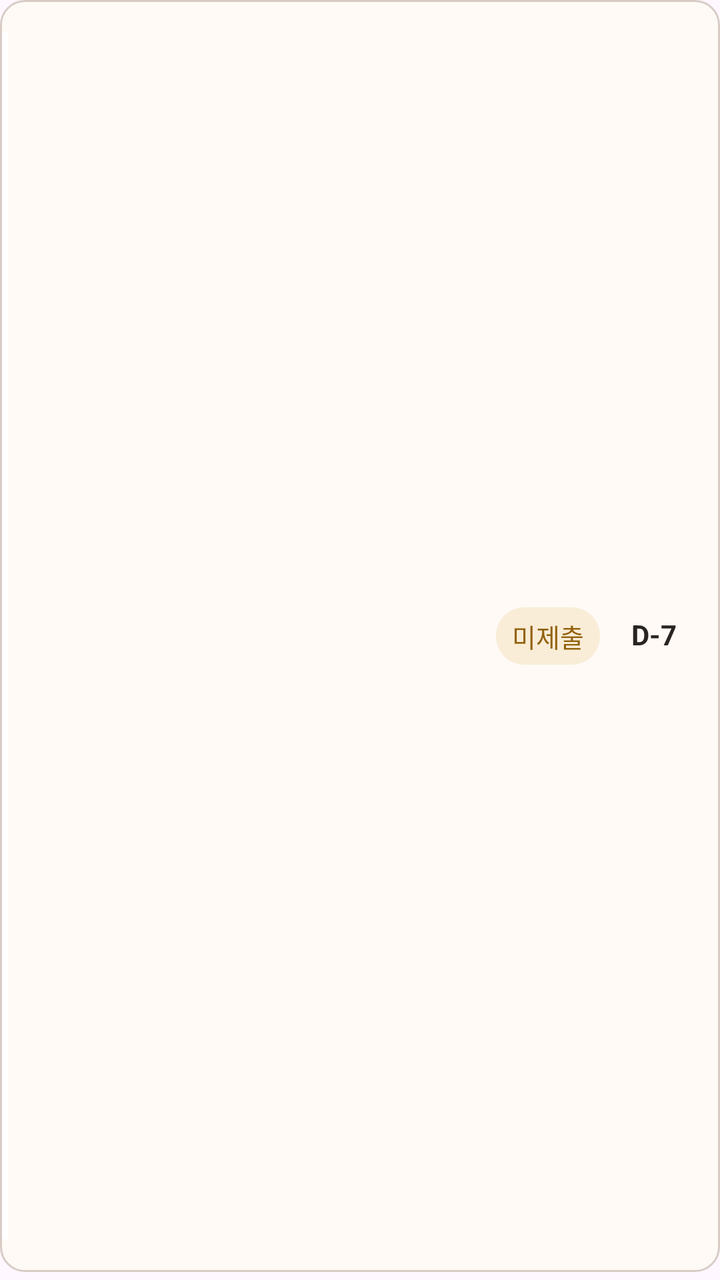
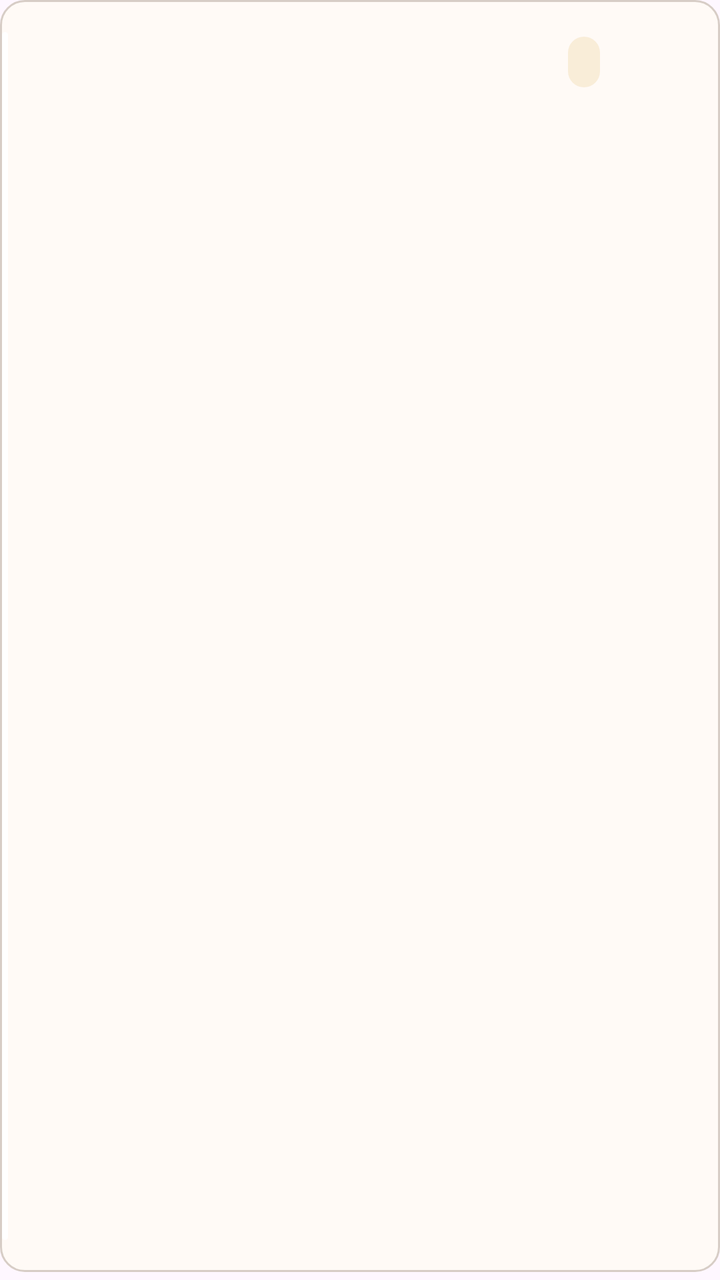

The first picture is an Android layout as it rendered before a commit; the second is the same layout after the commit. The layout source and the unified diff follow.
<!-- AndroidManifest.xml: application theme Theme.hongsi -->
<!-- res/layout/widget_deadline_row.xml -->
<?xml version='1.0' encoding='utf-8'?>
<FrameLayout xmlns:android="http://schemas.android.com/apk/res/android" android:layout_width="match_parent" android:layout_height="66dp" android:id="@+id/widget_row_root" android:paddingBottom="4dp">
  <ImageView android:layout_width="match_parent" android:layout_height="match_parent" android:id="@+id/deadline_frame" android:src="@drawable/widget_deadline_frame" android:scaleType="fitXY" android:importantForAccessibility="no" />
  <ImageView android:id="@+id/deadline_accent" android:layout_width="3dp" android:layout_height="match_parent" android:layout_marginTop="16dp" android:layout_marginBottom="16dp" android:layout_marginStart="1dp" android:src="@drawable/widget_class_accent" android:scaleType="fitXY" android:importantForAccessibility="no" /><LinearLayout android:layout_width="match_parent" android:layout_height="match_parent" android:orientation="horizontal" android:gravity="center_vertical" android:paddingStart="12dp" android:paddingEnd="6dp" android:paddingTop="4dp" android:paddingBottom="4dp">
    <LinearLayout android:layout_width="0dp" android:layout_height="match_parent" android:orientation="vertical" android:layout_weight="1" android:gravity="center_vertical">
      <TextView android:layout_width="match_parent" android:layout_height="wrap_content" android:id="@+id/row_title" android:text="" android:textSize="16sp" android:textColor="@color/widget_text" android:includeFontPadding="false" android:textStyle="bold" android:maxLines="2" android:ellipsize="end" />
      <TextView android:layout_width="match_parent" android:layout_height="wrap_content" android:id="@+id/row_subtitle" android:text="" android:textSize="13sp" android:textColor="@color/widget_muted" android:includeFontPadding="false" android:layout_marginTop="2dp" android:maxLines="1" android:ellipsize="end" />
    </LinearLayout>
    <TextView android:layout_width="wrap_content" android:layout_height="wrap_content" android:id="@+id/row_status" android:text="미제출" android:textSize="13sp" android:textColor="@color/widget_badge_warn_text" android:includeFontPadding="false" android:paddingStart="8dp" android:paddingEnd="8dp" android:paddingTop="5dp" android:paddingBottom="5dp" android:layout_marginStart="6dp" android:maxWidth="104dp" android:maxLines="1" android:ellipsize="end" android:gravity="center" android:background="@drawable/widget_badge_warn" />
    <TextView android:layout_width="54dp" android:layout_height="match_parent" android:id="@+id/row_badge" android:text="D-7" android:textSize="14sp" android:textColor="@color/widget_text" android:includeFontPadding="false" android:gravity="center" android:textStyle="bold" />
  </LinearLayout>
</FrameLayout>
<!-- resources referenced by this layout -->
<resources>
  <color name="widget_badge_warn_text">#93620D</color>
  <color name="widget_muted">#756C67</color>
  <color name="widget_text">#292321</color>
  <!-- drawable widget_badge_warn (drawable) -->
  <shape xmlns:android="http://schemas.android.com/apk/res/android" android:shape="rectangle"><corners android:radius="14dp"/><solid android:color="@color/widget_badge_warn_background"/></shape>
  <!-- drawable widget_class_accent (drawable) -->
  <shape xmlns:android="http://schemas.android.com/apk/res/android"><solid android:color="#FFFFFF"/><corners android:radius="2dp"/></shape>
  <!-- drawable widget_deadline_frame (drawable) -->
  <shape xmlns:android="http://schemas.android.com/apk/res/android" android:shape="rectangle"><solid android:color="@color/widget_background"/><stroke android:width="1dp" android:color="@color/widget_border"/><corners android:radius="12dp"/></shape>
  <style name="Theme.hongsi" parent="Theme.Material3.DayNight.NoActionBar">
          
      </style>
  <color name="widget_badge_warn_background">#1FCA8800</color>
  <color name="widget_background">#FFFAF6</color>
  <color name="widget_border">#D7CDC6</color>
</resources>

<!-- the commit's change to res/layout/widget_deadline_row.xml (unified diff, before → after) -->
@@ -1,12 +1,17 @@
-<?xml version='1.0' encoding='utf-8'?>
-<FrameLayout xmlns:android="http://schemas.android.com/apk/res/android" android:layout_width="match_parent" android:layout_height="66dp" android:id="@+id/widget_row_root" android:paddingBottom="4dp">
+<?xml version="1.0" encoding="utf-8"?>
+<FrameLayout xmlns:android="http://schemas.android.com/apk/res/android" android:layout_width="match_parent" android:layout_height="wrap_content" android:minHeight="66dp" android:id="@+id/widget_row_root" android:paddingBottom="4dp">
   <ImageView android:layout_width="match_parent" android:layout_height="match_parent" android:id="@+id/deadline_frame" android:src="@drawable/widget_deadline_frame" android:scaleType="fitXY" android:importantForAccessibility="no" />
-  <ImageView android:id="@+id/deadline_accent" android:layout_width="3dp" android:layout_height="match_parent" android:layout_marginTop="16dp" android:layout_marginBottom="16dp" android:layout_marginStart="1dp" android:src="@drawable/widget_class_accent" android:scaleType="fitXY" android:importantForAccessibility="no" /><LinearLayout android:layout_width="match_parent" android:layout_height="match_parent" android:orientation="horizontal" android:gravity="center_vertical" android:paddingStart="12dp" android:paddingEnd="6dp" android:paddingTop="4dp" android:paddingBottom="4dp">
-    <LinearLayout android:layout_width="0dp" android:layout_height="match_parent" android:orientation="vertical" android:layout_weight="1" android:gravity="center_vertical">
-      <TextView android:layout_width="match_parent" android:layout_height="wrap_content" android:id="@+id/row_title" android:text="" android:textSize="16sp" android:textColor="@color/widget_text" android:includeFontPadding="false" android:textStyle="bold" android:maxLines="2" android:ellipsize="end" />
-      <TextView android:layout_width="match_parent" android:layout_height="wrap_content" android:id="@+id/row_subtitle" android:text="" android:textSize="13sp" android:textColor="@color/widget_muted" android:includeFontPadding="false" android:layout_marginTop="2dp" android:maxLines="1" android:ellipsize="end" />
+  <ImageView android:id="@+id/deadline_accent" android:layout_width="3dp" android:layout_height="match_parent" android:layout_marginTop="16dp" android:layout_marginBottom="16dp" android:layout_marginStart="1dp" android:src="@drawable/widget_class_accent" android:scaleType="fitXY" android:importantForAccessibility="no" />
+  <LinearLayout android:layout_width="match_parent" android:layout_height="wrap_content" android:minHeight="62dp" android:orientation="horizontal" android:gravity="center_vertical" android:paddingStart="12dp" android:paddingEnd="6dp" android:paddingTop="4dp" android:paddingBottom="4dp">
+    <LinearLayout android:layout_width="0dp" android:layout_height="wrap_content" android:orientation="vertical" android:layout_weight="1" android:gravity="center_vertical">
+      <LinearLayout android:layout_width="match_parent" android:layout_height="wrap_content" android:orientation="horizontal" android:gravity="center_vertical">
+        <ImageView android:id="@+id/deadline_kind" android:layout_width="15dp" android:layout_height="15dp" android:layout_marginEnd="5dp" android:importantForAccessibility="no" />
+        <TextView android:layout_width="0dp" android:layout_weight="1" android:layout_height="wrap_content" android:id="@+id/row_title" android:textSize="16sp" android:textColor="@color/widget_text" android:includeFontPadding="false" android:textStyle="bold" android:maxLines="2" android:ellipsize="end" />
+      </LinearLayout>
+      <TextView android:layout_width="match_parent" android:layout_height="wrap_content" android:id="@+id/row_subtitle" android:textSize="12sp" android:textColor="@color/widget_muted" android:includeFontPadding="false" android:layout_marginTop="3dp" android:maxLines="1" android:ellipsize="end" />
+      <TextView android:layout_width="match_parent" android:layout_height="wrap_content" android:id="@+id/row_deadline" android:textSize="12sp" android:textColor="@color/widget_muted" android:includeFontPadding="false" android:layout_marginTop="3dp" android:maxLines="2" android:ellipsize="end" />
     </LinearLayout>
-    <TextView android:layout_width="wrap_content" android:layout_height="wrap_content" android:id="@+id/row_status" android:text="미제출" android:textSize="13sp" android:textColor="@color/widget_badge_warn_text" android:includeFontPadding="false" android:paddingStart="8dp" android:paddingEnd="8dp" android:paddingTop="5dp" android:paddingBottom="5dp" android:layout_marginStart="6dp" android:maxWidth="104dp" android:maxLines="1" android:ellipsize="end" android:gravity="center" android:background="@drawable/widget_badge_warn" />
-    <TextView android:layout_width="54dp" android:layout_height="match_parent" android:id="@+id/row_badge" android:text="D-7" android:textSize="14sp" android:textColor="@color/widget_text" android:includeFontPadding="false" android:gravity="center" android:textStyle="bold" />
+    <TextView android:layout_width="wrap_content" android:layout_height="wrap_content" android:id="@+id/row_status" android:textSize="13sp" android:textColor="@color/widget_badge_warn_text" android:includeFontPadding="false" android:paddingStart="8dp" android:paddingEnd="8dp" android:paddingTop="5dp" android:paddingBottom="5dp" android:layout_marginStart="6dp" android:maxWidth="104dp" android:maxLines="1" android:ellipsize="end" android:gravity="center" android:background="@drawable/widget_badge_warn" />
+    <TextView android:layout_width="54dp" android:layout_height="wrap_content" android:id="@+id/row_badge" android:textSize="14sp" android:textColor="@color/widget_muted" android:includeFontPadding="false" android:gravity="center" android:textStyle="bold" />
   </LinearLayout>
 </FrameLayout>
